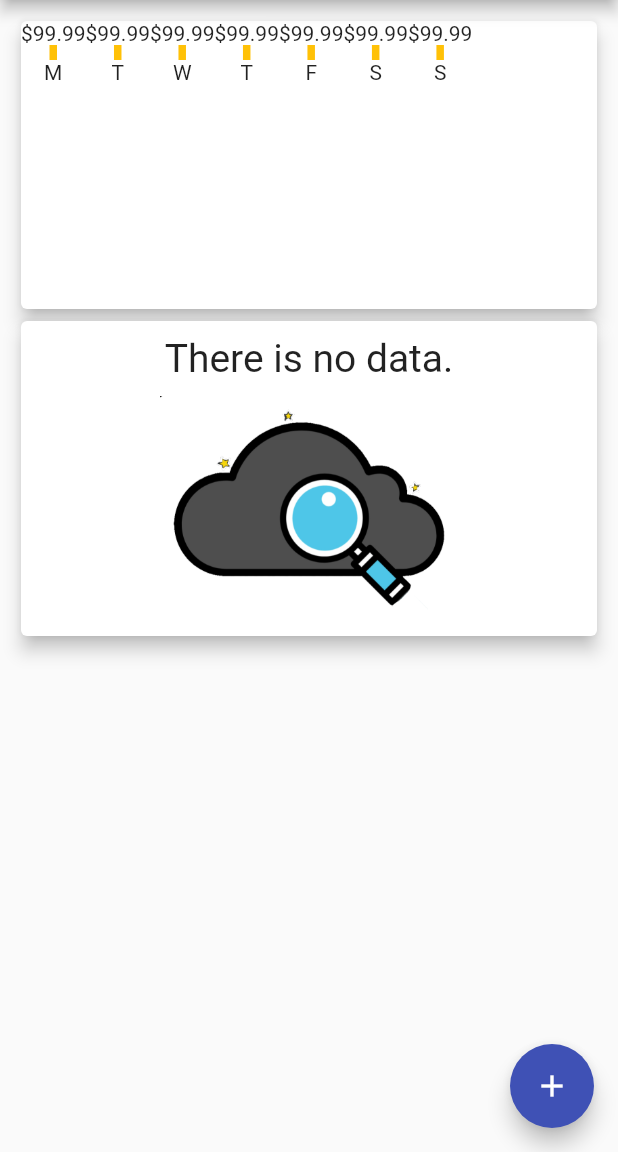
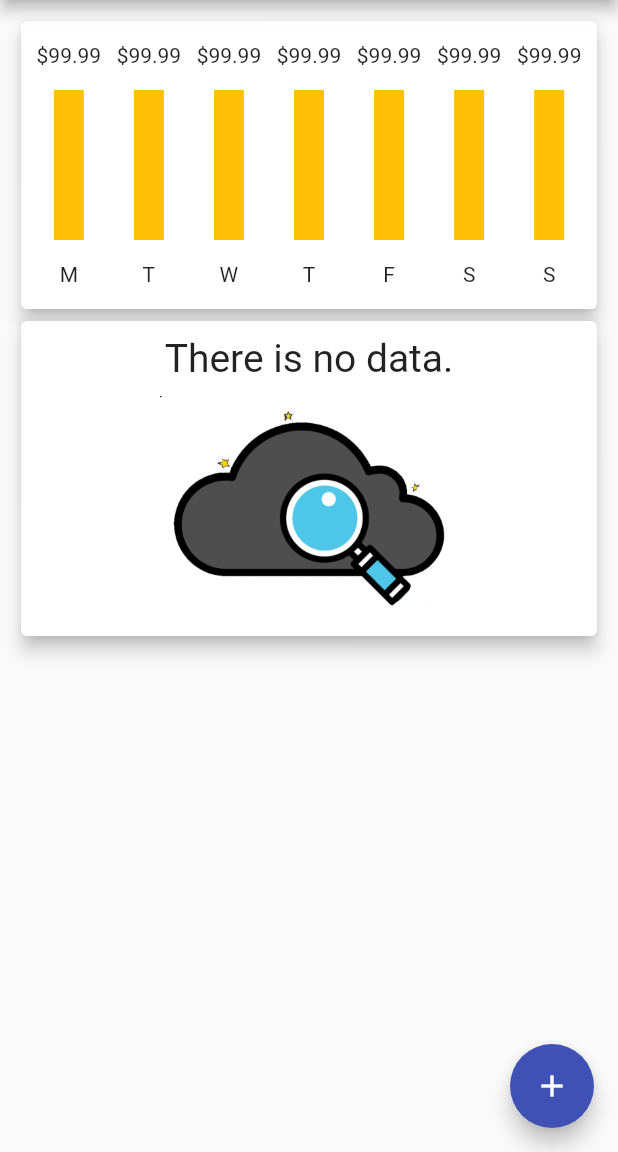
Before and after one commit to kuldii/expenses_app, a Flutter app: the screen it shows after launch, on a phone screen of 412 x 824 dp, the part 84-1236 px from its top. Run offline on Flutter 3.47's test engine with Material 2 defaults, Android fonts, the phone set to English and light mode, and no system bars.

Commit message:
memperbaiki tampilan chart container

```diff
--- a/lib/pages/home/components/chart.dart
+++ b/lib/pages/home/components/chart.dart
@@ -6,93 +6,101 @@ class ChartWidget extends StatelessWidget {
     return Card(
       elevation: 5,
       child: Row(
+        mainAxisAlignment: MainAxisAlignment.spaceEvenly,
         children: [
           Column(
+            mainAxisAlignment: MainAxisAlignment.spaceEvenly,
             children: [
               Text(
                 "\$99.99",
               ),
               Container(
-                height: 10,
-                width: 5,
+                height: 100,
+                width: 20,
                 color: Colors.amber,
               ),
               Text("M"),
             ],
           ),
           Column(
+            mainAxisAlignment: MainAxisAlignment.spaceEvenly,
             children: [
               Text(
                 "\$99.99",
               ),
               Container(
-                height: 10,
-                width: 5,
+                height: 100,
+                width: 20,
                 color: Colors.amber,
               ),
               Text("T"),
             ],
           ),
           Column(
+            mainAxisAlignment: MainAxisAlignment.spaceEvenly,
             children: [
               Text(
                 "\$99.99",
               ),
               Container(
-                height: 10,
-                width: 5,
+                height: 100,
+                width: 20,
                 color: Colors.amber,
               ),
               Text("W"),
             ],
           ),
           Column(
+            mainAxisAlignment: MainAxisAlignment.spaceEvenly,
             children: [
               Text(
                 "\$99.99",
               ),
               Container(
-                height: 10,
-                width: 5,
+                height: 100,
+                width: 20,
                 color: Colors.amber,
               ),
               Text("T"),
             ],
           ),
           Column(
+            mainAxisAlignment: MainAxisAlignment.spaceEvenly,
             children: [
               Text(
                 "\$99.99",
               ),
               Container(
-                height: 10,
-                width: 5,
+                height: 100,
+                width: 20,
                 color: Colors.amber,
               ),
               Text("F"),
             ],
           ),
           Column(
+            mainAxisAlignment: MainAxisAlignment.spaceEvenly,
             children: [
               Text(
                 "\$99.99",
               ),
               Container(
-                height: 10,
-                width: 5,
+                height: 100,
+                width: 20,
                 color: Colors.amber,
               ),
               Text("S"),
             ],
           ),
           Column(
+            mainAxisAlignment: MainAxisAlignment.spaceEvenly,
             children: [
               Text(
                 "\$99.99",
               ),
               Container(
-                height: 10,
-                width: 5,
+                height: 100,
+                width: 20,
                 color: Colors.amber,
               ),
               Text("S"),
```
